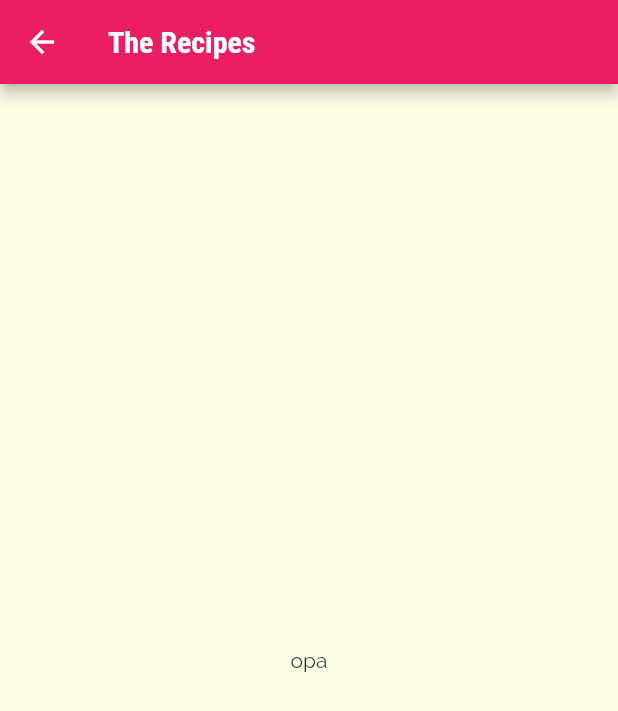
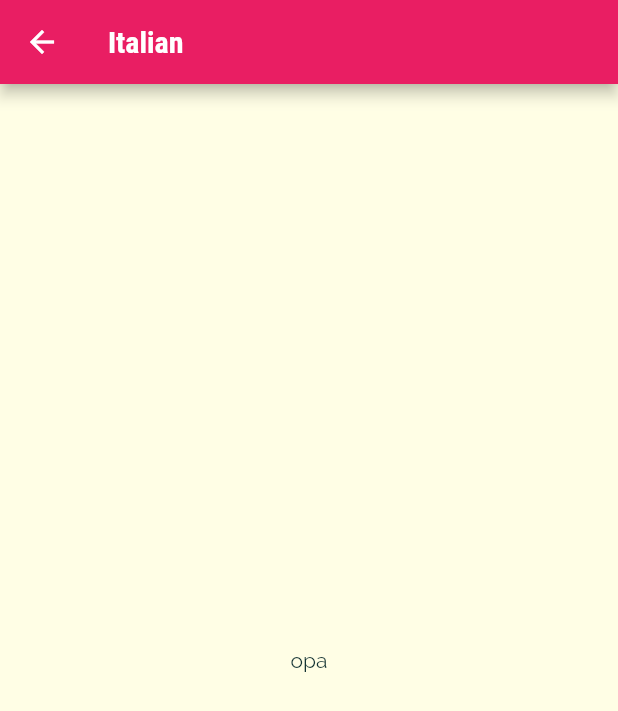
Before and after one commit to arzumanyasha/flutter_application_3, a Flutter app: the screen it shows after launch, after a tap on "Italian", on a phone screen of 412 x 824 dp. Shown: the top 711 px of the screen. Run offline on Flutter 3.47's test engine with Material 2 defaults, Android fonts, the phone set to English and light mode, and no system bars.

Commit message:
pass data to new screen

```diff
--- a/lib/categories_screen.dart
+++ b/lib/categories_screen.dart
@@ -15,6 +15,7 @@ class CategoriesScreen extends StatelessWidget {
         children: DUMMY_CATEGORIES
             .map(
               (catData) => CategoryItem(
+                catData.id,
                 catData.title,
                 catData.color,
               ),
--- a/lib/category_item.dart
+++ b/lib/category_item.dart
@@ -4,16 +4,17 @@ import 'package:flutter/widgets.dart';
 import './category_meals_screen.dart';
 
 class CategoryItem extends StatelessWidget {
+  final String id;
   final String title;
   final Color color;
 
-  CategoryItem(this.title, this.color);
+  CategoryItem(this.id, this.title, this.color);
 
   void selectCategory(BuildContext ctx) {
     Navigator.of(ctx).push(
       MaterialPageRoute(
         builder: (_) {
-          return CategoryMealsScreen();
+          return CategoryMealsScreen(id, title);
         },
       ),
     );
--- a/lib/category_meals_screen.dart
+++ b/lib/category_meals_screen.dart
@@ -1,11 +1,19 @@
 import 'package:flutter/material.dart';
 
 class CategoryMealsScreen extends StatelessWidget {
+  final String categoryId;
+  final String categoryTitle;
+
+  CategoryMealsScreen(
+    this.categoryId,
+    this.categoryTitle,
+  );
+
   @override
   Widget build(BuildContext context) {
     return Scaffold(
       appBar: AppBar(
-        title: const Text('The Recipes'),
+        title: Text(categoryTitle),
       ),
       body: Center(
         child: const Text("opa"),
```
